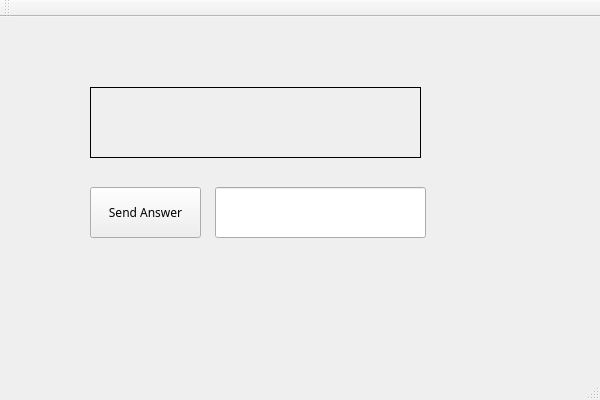
Paul-Podoleanu/ProjectModernCpp, file Client1/NumericAnswer.ui: the form before one commit.
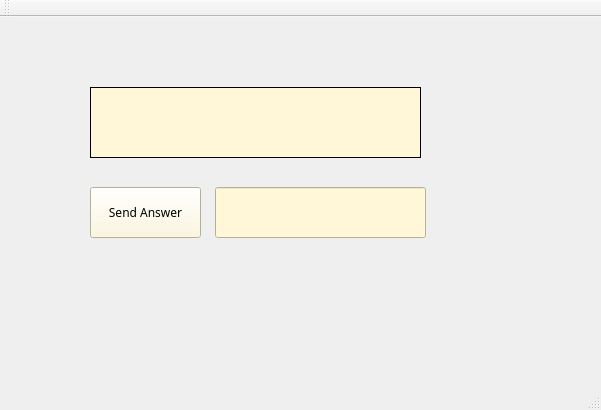
The form after the commit. Icons and pictures are not drawn.

Commit message: updated background for numericanswer

```diff
--- a/Client1/NumericAnswer.ui
+++ b/Client1/NumericAnswer.ui
@@ -6,17 +6,20 @@
    <rect>
     <x>0</x>
     <y>0</y>
-    <width>600</width>
-    <height>400</height>
+    <width>601</width>
+    <height>410</height>
    </rect>
   </property>
   <property name="windowTitle">
    <string>NumericAnswer</string>
   </property>
   <property name="styleSheet">
-   <string notr="true">background: none;</string>
+   <string notr="true"/>
   </property>
   <widget class="QWidget" name="centralWidget">
+   <property name="styleSheet">
+    <string notr="true">border-image: url(:/Poze/Resources/blank.jpg);</string>
+   </property>
    <widget class="QLineEdit" name="answer">
     <property name="geometry">
      <rect>
@@ -26,6 +29,13 @@
       <height>51</height>
      </rect>
     </property>
+    <property name="styleSheet">
+     <string notr="true">border-image: transparent;
+background-color: rgb(255, 247, 216);</string>
+    </property>
+    <property name="frame">
+     <bool>true</bool>
+    </property>
    </widget>
    <widget class="QPushButton" name="sendAnswer">
     <property name="geometry">
@@ -41,6 +51,10 @@
       <family>Segoe Print</family>
      </font>
     </property>
+    <property name="styleSheet">
+     <string notr="true">border-image: transparent;
+background-color: rgb(255, 247, 216);</string>
+    </property>
     <property name="text">
      <string>Send Answer</string>
     </property>
@@ -59,6 +73,10 @@
       <family>Segoe Print</family>
      </font>
     </property>
+    <property name="styleSheet">
+     <string notr="true">border-image: transparent;
+background-color: rgb(255, 247, 216);</string>
+    </property>
     <property name="frameShape">
      <enum>QFrame::Box</enum>
     </property>
```
Left out of the diff: 2 changed lines with no effect on the pictures. The commit also changes 2 other files.
